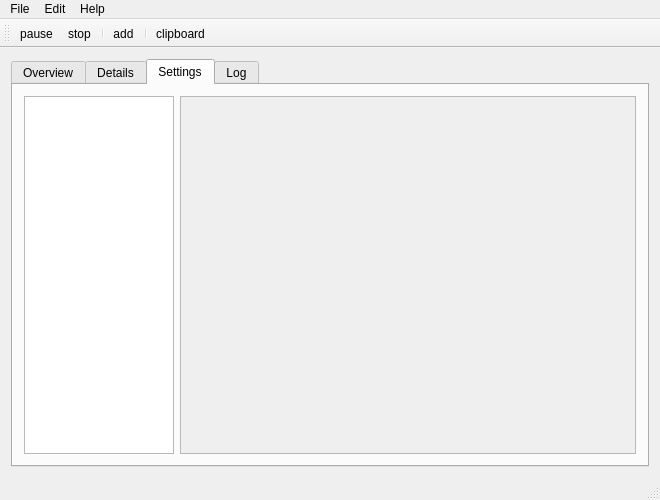
Old version of the form src/ui/mainwindow/mainwindow.ui in the repository mkaay/pyload-cpp-gui.
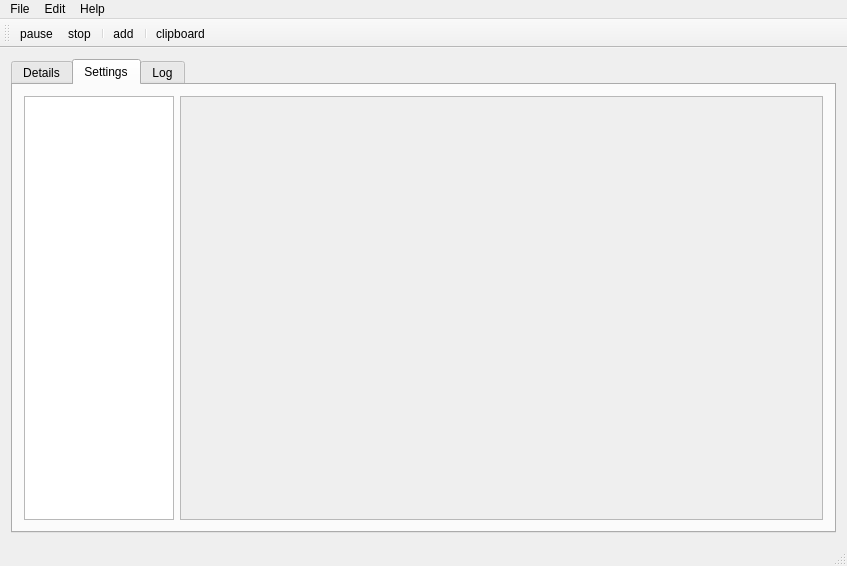
New version of the form. The open tabs and pages were chosen to show the change. Icons and pictures are not drawn.

Patch:
```diff
--- a/src/ui/mainwindow/mainwindow.ui
+++ b/src/ui/mainwindow/mainwindow.ui
@@ -6,8 +6,8 @@
    <rect>
     <x>0</x>
     <y>0</y>
-    <width>660</width>
-    <height>500</height>
+    <width>847</width>
+    <height>566</height>
    </rect>
   </property>
   <property name="windowTitle">
@@ -20,17 +20,7 @@
       <property name="currentIndex">
        <number>0</number>
       </property>
-      <widget class="QWidget" name="overviewTab">
-       <attribute name="title">
-        <string>Overview</string>
-       </attribute>
-       <layout class="QVBoxLayout" name="verticalLayout_4">
-        <item>
-         <widget class="QListView" name="overview"/>
-        </item>
-       </layout>
-      </widget>
-      <widget class="QWidget" name="detailsTab">
+      <widget class="QWidget" name="downloadsTab">
        <attribute name="title">
         <string>Details</string>
        </attribute>
@@ -56,6 +46,11 @@
           <attribute name="headerVisible">
            <bool>false</bool>
           </attribute>
+          <column>
+           <property name="text">
+            <string notr="true">1</string>
+           </property>
+          </column>
          </widget>
         </item>
         <item>
@@ -68,8 +63,8 @@
             <rect>
              <x>0</x>
              <y>0</y>
-             <width>462</width>
-             <height>330</height>
+             <width>615</width>
+             <height>390</height>
             </rect>
            </property>
           </widget>
@@ -100,8 +95,8 @@
     <rect>
      <x>0</x>
      <y>0</y>
-     <width>660</width>
-     <height>23</height>
+     <width>847</width>
+     <height>22</height>
     </rect>
    </property>
    <widget class="QMenu" name="menuPyLoad_Gui">
```
Left out of the diff: 23 changed lines with no effect on the pictures.
